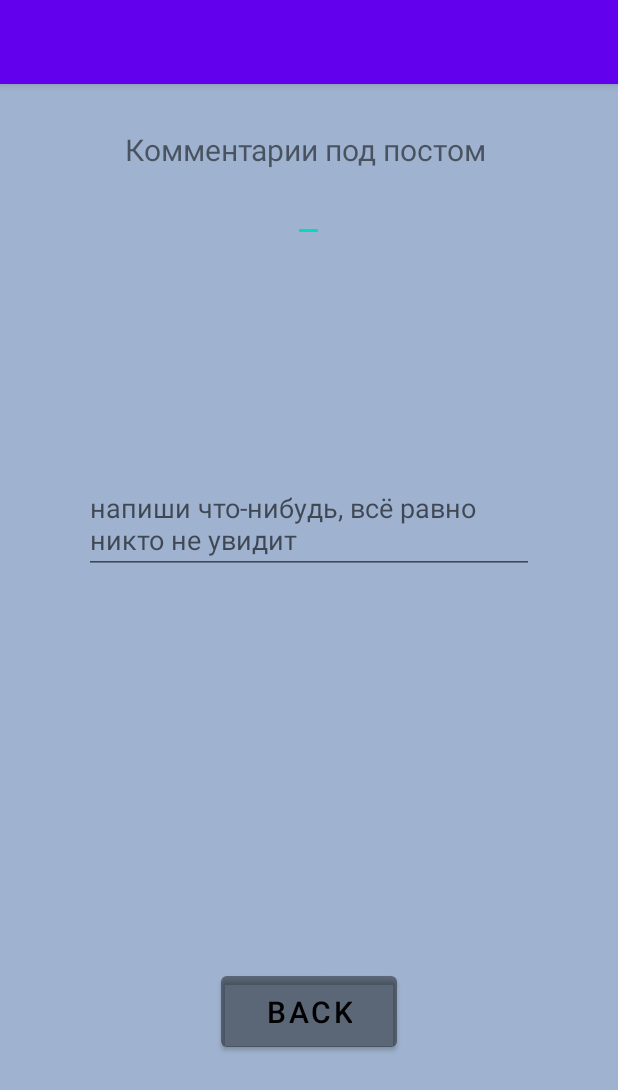
After one commit to Rum1ne/android__homework, an Android app: the share screen opened directly, with no data from a screen before it, on a phone screen of 412 x 824 dp. The commit adds this screen. Shown: the top 1090 px of the screen. Run offline under Robolectric (Android 15) with nearby library versions, the phone set to English and light mode, and no system bars; 1 statement that could not run was skipped.

Commit message:
Initial commit

```diff
--- a/app/build.gradle
+++ b/app/build.gradle
@@ -26,6 +26,9 @@ android {
         sourceCompatibility JavaVersion.VERSION_1_8
         targetCompatibility JavaVersion.VERSION_1_8
     }
+    buildFeatures {
+        viewBinding true
+    }
 }
 
 dependencies {
--- /dev/null
+++ b/app/src/main/java/com/example/app/share.java
@@ -0,0 +1,31 @@
+package com.example.app;
+
+import androidx.appcompat.app.AppCompatActivity;
+
+import android.content.Intent;
+import android.os.Bundle;
+import android.view.View;
+import android.widget.Button;
+
+public class share extends AppCompatActivity implements View.OnClickListener {
+
+    Button button;
+
+    @Override
+    protected void onCreate(Bundle savedInstanceState) {
+        super.onCreate(savedInstanceState);
+        setContentView(R.layout.activity_share);
+
+        button.setOnClickListener(this);
+    }
+
+    @Override
+    public void onClick(View v) {
+        switch (v.getId()) {
+            case R.id.back:
+                Intent intent2 = new Intent(this, MainActivity.class);
+                startActivity(intent2);
+                finish();
+        }
+    }
+}
--- /dev/null
+++ b/app/src/main/res/layout/activity_share.xml
@@ -0,0 +1,53 @@
+<?xml version="1.0" encoding="utf-8"?>
+<RelativeLayout xmlns:android="http://schemas.android.com/apk/res/android"
+    xmlns:app="http://schemas.android.com/apk/res-auto"
+    xmlns:tools="http://schemas.android.com/tools"
+    android:layout_width="match_parent"
+    android:layout_height="match_parent"
+    android:background="#9FB2CF"
+    tools:context=".share">
+
+    <TextView
+        android:id="@+id/com"
+        android:layout_width="wrap_content"
+        android:layout_height="wrap_content"
+        android:layout_centerHorizontal="true"
+        android:layout_marginTop="30dp"
+        android:text="Комментарии под постом "
+        android:textSize="20dp" />
+
+    <EditText
+        android:id="@+id/post"
+        android:layout_width="wrap_content"
+        android:layout_height="wrap_content"
+        android:layout_alignTop="@+id/com"
+        android:layout_centerHorizontal="true"
+        android:layout_marginTop="30dp"
+        android:textColor="#354FD6"
+        android:textSize="18dp" />
+
+    <EditText
+        android:layout_width="300dp"
+        android:layout_height="wrap_content"
+        android:layout_alignTop="@+id/post"
+        android:layout_centerHorizontal="true"
+        android:layout_marginTop="200dp"
+        android:hint="напиши что-нибудь, всё равно никто не увидит"
+        android:textColor="#BF000000" />
+
+    <Button
+        android:id="@+id/back"
+        android:layout_width="wrap_content"
+        android:layout_height="wrap_content"
+        android:paddingHorizontal="30dp"
+        android:paddingVertical="10dp"
+        android:layout_alignParentBottom="true"
+        android:layout_centerHorizontal="true"
+        android:layout_marginBottom="120dp"
+        android:backgroundTint="#3E000000"
+        android:text="back"
+        android:textSize="20dp"
+        android:textColor="@color/black"
+        />
+
+</RelativeLayout>
```
Also changed, not shown: app/src/main/AndroidManifest.xml (+7 -0 lines), app/src/main/java/com/example/app/MainActivity.java (+118 -3 lines), app/src/main/java/com/example/app/News.java (added, +13 -0 lines), app/src/main/res/drawable/button_style1.xml (added, +10 -0 lines), app/src/main/res/layout/activity_main.xml (+22 -9 lines), app/src/main/res/layout/item.xml (added, +87 -0 lines), app/src/main/res/drawable/albert_clock.jpg (added), app/src/main/res/drawable/comment.jpg (added), app/src/main/res/drawable/dancers.jpg (added), app/src/main/res/drawable/emptyheart.jpg (added), app/src/main/res/drawable/forbes.jpg (added), app/src/main/res/drawable/pi.jpg (added), app/src/main/res/drawable/picture_in_picture.jpg (added), app/src/main/res/drawable/redheart.jpg (added), 2 more files.
